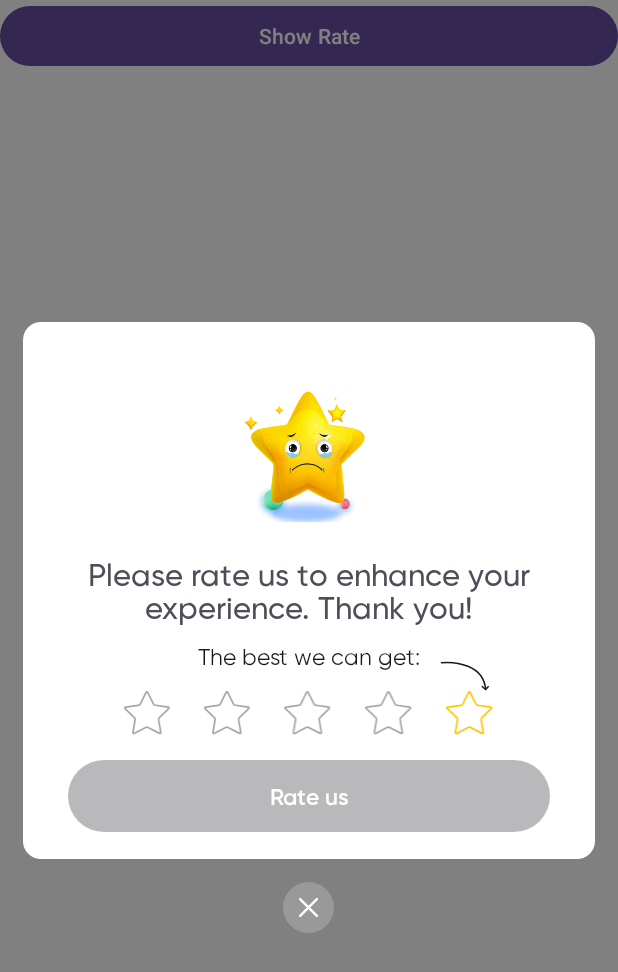
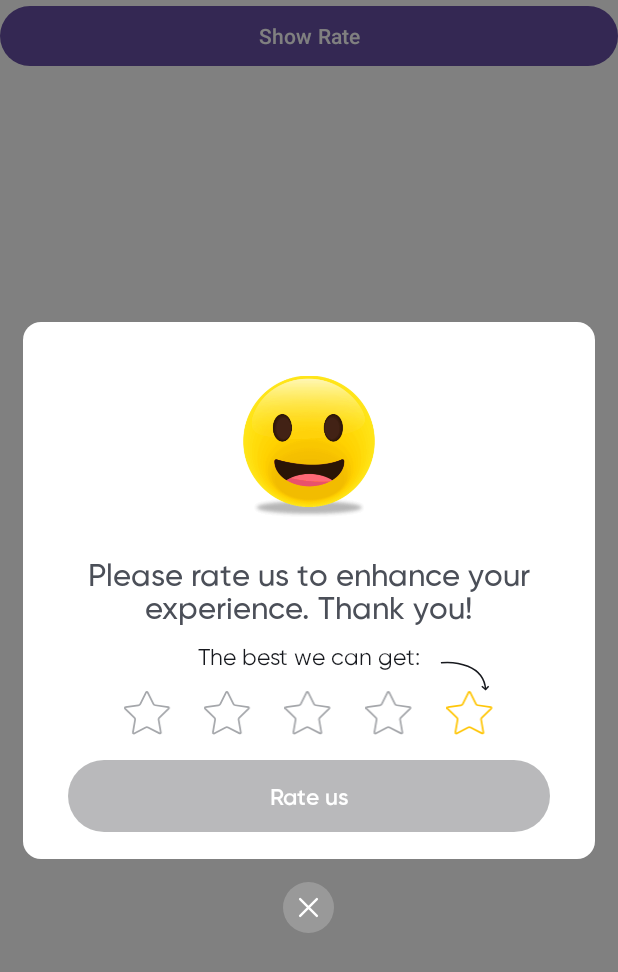
Before and after one commit to tuyen12081707/RateApp, an Android app: the screen it shows after launch (MainActivity), after a tap on "Show Rate", on a phone screen of 412 x 824 dp. Shown: the top 972 px of the screen. Run offline under Robolectric (Android 15) with nearby library versions, the phone set to English and light mode, and no system bars; our stand-ins replace sdp/ssp sizes; libraries missing offline, so code that uses them is left out: com.google.android.play.

```diff
--- a/app/build.gradle.kts
+++ b/app/build.gradle.kts
@@ -12,8 +12,8 @@ android {
         applicationId = "com.panda.rate"
         minSdk = 24
         targetSdk = 35
-        versionCode = 103
-        versionName = "1.0.3"
+        versionCode = 104
+        versionName = "1.0.4"
 
         testInstrumentationRunner = "androidx.test.runner.AndroidJUnitRunner"
     }
--- a/ratelib/src/main/java/com/panda/ratelib/RateDialog.kt
+++ b/ratelib/src/main/java/com/panda/ratelib/RateDialog.kt
@@ -107,11 +107,11 @@ class RateDialog(
                 R.drawable.emoji5
             )
             val labels = listOf(
-                R.string.text_rate1,
                 R.string.text_rate2,
                 R.string.text_rate3,
                 R.string.text_rate4,
-                R.string.text_rate5
+                R.string.text_rate5,
+                R.string.text_rate6,
             )
             binding.rateEmotion.setImageResource(emojis[stars - 1])
             binding.ratingLbl.setText(labels[stars - 1])
--- a/ratelib/src/main/res/layout/popup_rating.xml
+++ b/ratelib/src/main/res/layout/popup_rating.xml
@@ -33,7 +33,7 @@
                 android:layout_width="120dp"
                 android:layout_height="100dp"
                 android:layout_gravity="center"
-                android:src="@drawable/emoji1"
+                android:src="@drawable/emoji0"
                 android:textColor="#1E232E"
                 android:textSize="18sp" />
         </FrameLayout>
```
Also changed, not shown: app/src/main/res/drawable/emoji0.png (added), app/src/main/res/drawable/emoji1.png, app/src/main/res/drawable/emoji2.png, app/src/main/res/drawable/emoji3.png, app/src/main/res/drawable/emoji4.png, app/src/main/res/drawable/emoji5.png, ratelib/src/main/res/drawable/emoji0.png (added), ratelib/src/main/res/drawable/emoji1.png, ratelib/src/main/res/drawable/emoji2.png, ratelib/src/main/res/drawable/emoji3.png, ratelib/src/main/res/drawable/emoji4.png, ratelib/src/main/res/drawable/emoji5.png.
